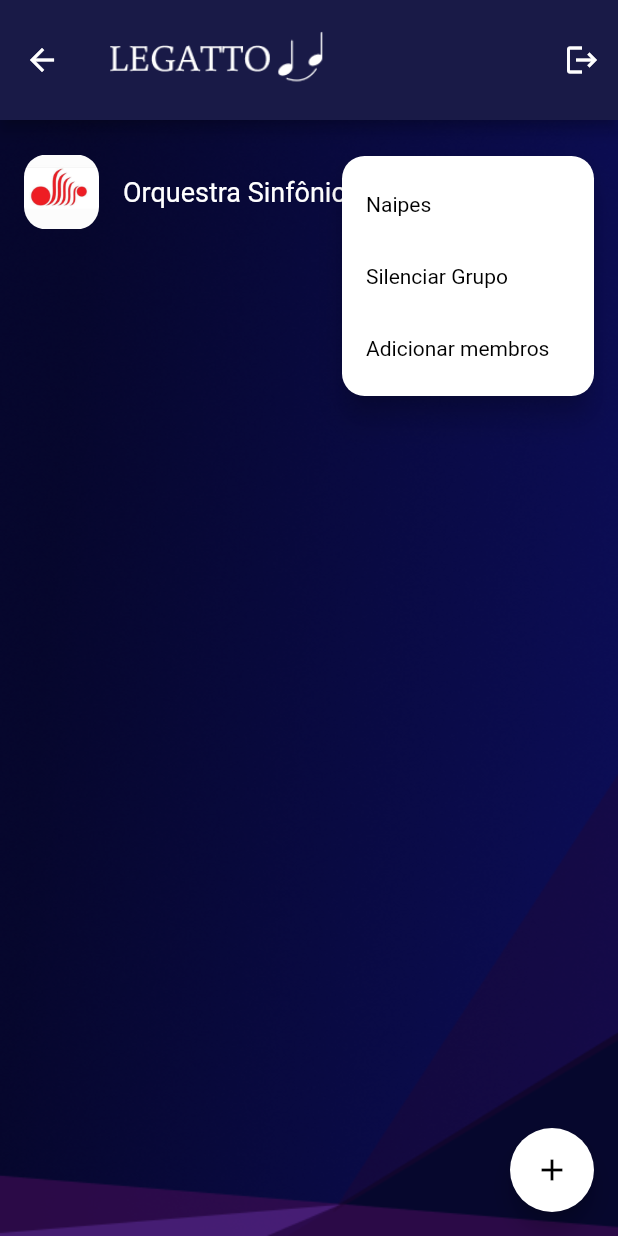
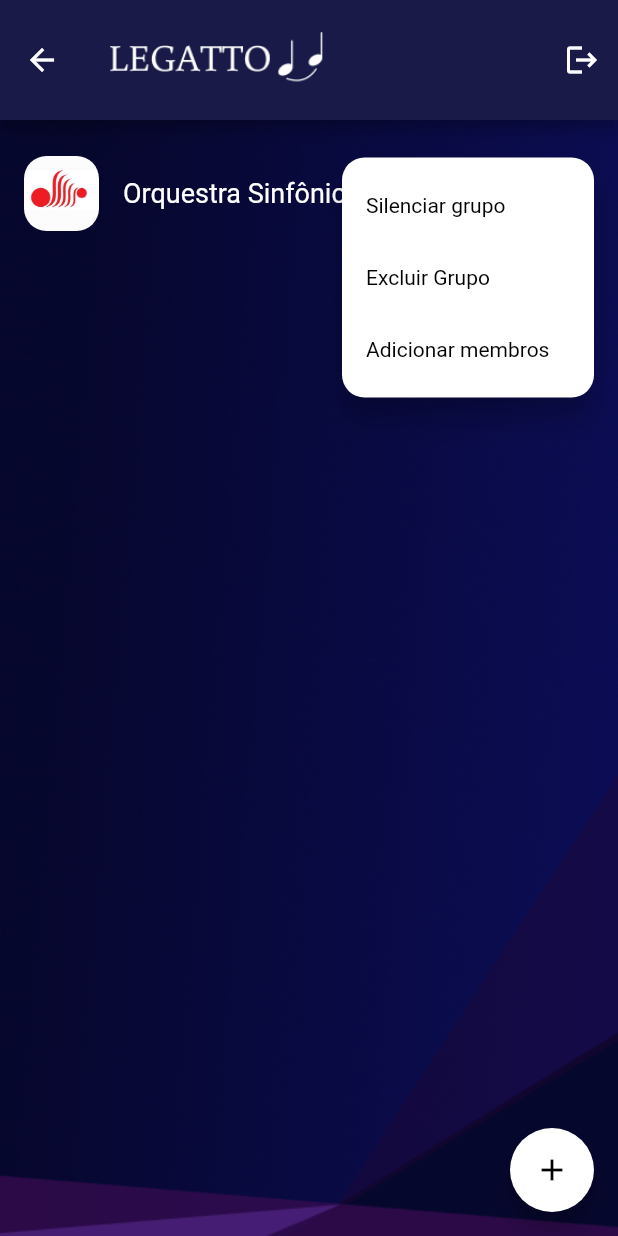
Before and after one commit to HugoTin/Legatto, a Flutter app: the HomePage screen opened directly, after a tap on the "more vert" icon, on a phone screen of 412 x 824 dp. Run offline on Flutter 3.47's test engine with Material 3 defaults, Android fonts, the phone set to English and light mode, and no system bars; our stand-ins replace firebase_auth, firebase_core; missing offline and left inert: info_popup; accounts and stored records are empty.

Commit message:
ExpandTile na tela home para chat geral e naipes

```diff
--- a/lib/Widgets/rowHome.dart
+++ b/lib/Widgets/rowHome.dart
@@ -7,12 +7,83 @@
   // final int done;
 
   // const RowHome(this.image, this.title, this.msg, this.done, {super.key});
+//   const RowHome(this.image, this.title, {super.key});
+
+//   @override
+//   Widget build(BuildContext context) {
+//     return ListTile(
+//       onTap: () => Navigator.pushNamed(context, "/homegroup"),
+//       textColor: Colors.white,
+//       iconColor: Colors.white,
+//       leading: ClipRRect(
+//         borderRadius: BorderRadius.circular(15),
+//         child: SizedBox.fromSize(
+//           size: const Size.fromRadius(25),
+//           child: Image.asset(image),
+//         ),
+//       ),
+//       title: Text(
+//         title,
+//         style: const TextStyle(fontSize: 18),
+//       ),
+//       // subtitle: Wrap(
+//       //   crossAxisAlignment: WrapCrossAlignment.center,
+//       //   children: [
+//       //     const Icon(Icons.done_all, size: Checkbox.width),
+//       //     Text(" $msg"),
+//       //   ],
+//       // ),
+//       trailing: PopupMenuButton<int>(
+//         icon: const Icon(
+//           Icons.more_vert,
+//           size: 30,
+//         ),
+//         shape: const RoundedRectangleBorder(
+//           borderRadius: BorderRadius.all(
+//             Radius.circular(15.0),
+//           ),
+//         ),
+//         itemBuilder: (context) => const [
+//           PopupMenuItem(
+//             textStyle: TextStyle(color: Colors.black),
+//             value: 0,
+//             child: Text(
+//               "Naipes",
+//             ),
+//           ),
+//           PopupMenuItem(
+//             textStyle: TextStyle(color: Colors.black),
+//             value: 1,
+//             child: Text("Silenciar Grupo"),
+//           ),
+//           PopupMenuItem(
+//             textStyle: TextStyle(color: Colors.black),
+//             value: 2,
+//             child: Text("Adicionar membros"),
+//           )
+//         ],
+//         onSelected: (value) {
+//           switch (value) {
+//             case 0:
+//               Navigator.pushNamed(context, "/managnaipe");
+//               break;
+//             case 1:
+//               null;
+//               break;
+//             case 2:
+//               Navigator.pushNamed(context, '/addmember');
+//           }
+//         },
+//       ),
+//     );
+//   }
+// }
+
   const RowHome(this.image, this.title, {super.key});
 
   @override
   Widget build(BuildContext context) {
-    return ListTile(
-      onTap: () => Navigator.pushNamed(context, "/homegroup"),
+    return ExpansionTile(
       textColor: Colors.white,
       iconColor: Colors.white,
       leading: ClipRRect(
@@ -33,28 +104,31 @@
       //     Text(" $msg"),
       //   ],
       // ),
+
+      /* Implementação do PopMenuButton no trailing (direita do tile) */
       trailing: PopupMenuButton<int>(
         icon: const Icon(
           Icons.more_vert,
           size: 30,
+          color: Colors.white,
         ),
         shape: const RoundedRectangleBorder(
           borderRadius: BorderRadius.all(
             Radius.circular(15.0),
           ),
         ),
+
+        /* Itens do PopMenuButton */
         itemBuilder: (context) => const [
           PopupMenuItem(
             textStyle: TextStyle(color: Colors.black),
             value: 0,
-            child: Text(
-              "Naipes",
-            ),
+            child: Text("Silenciar grupo"),
           ),
           PopupMenuItem(
             textStyle: TextStyle(color: Colors.black),
             value: 1,
-            child: Text("Silenciar Grupo"),
+            child: Text("Excluir Grupo"),
           ),
           PopupMenuItem(
             textStyle: TextStyle(color: Colors.black),
@@ -62,10 +136,11 @@
             child: Text("Adicionar membros"),
           )
         ],
+        /* Ações de cada item do PopMenuButton */
         onSelected: (value) {
           switch (value) {
             case 0:
-              Navigator.pushNamed(context, "/managnaipe");
+              null;
               break;
             case 1:
               null;
@@ -75,6 +150,45 @@
           }
         },
       ),
+
+      /* Elementos do Tile expandido */
+      children: [
+        Column(
+          crossAxisAlignment: CrossAxisAlignment.start,
+          children: [
+            Container(
+              padding: EdgeInsets.fromLTRB(30, 20, 20, 10),
+              child: InkWell(
+                onTap: () => Navigator.pushNamed(context, "/homegroup"),
+                child: Row(
+                  children: [
+                    Image.asset("images/ChatIconeHome.png"),
+                    SizedBox(width: 30),
+                    Text(
+                      "Chat",
+                    ),
+                  ],
+                ),
+              ),
+            ),
+            Container(
+              padding: EdgeInsets.fromLTRB(30, 20, 20, 10),
+              child: InkWell(
+                onTap: () => Navigator.pushNamed(context, "/managnaipe"),
+                child: Row(
+                  children: [
+                    Image.asset("images/NaipesIconeHome.png"),
+                    SizedBox(width: 30),
+                    Text(
+                      "Naipes do grupo",
+                    ),
+                  ],
+                ),
+              ),
+            ),
+          ],
+        ),
+      ],
     );
   }
 }
```
Also changed, not shown: images/ChatIconeHome.png (added).
